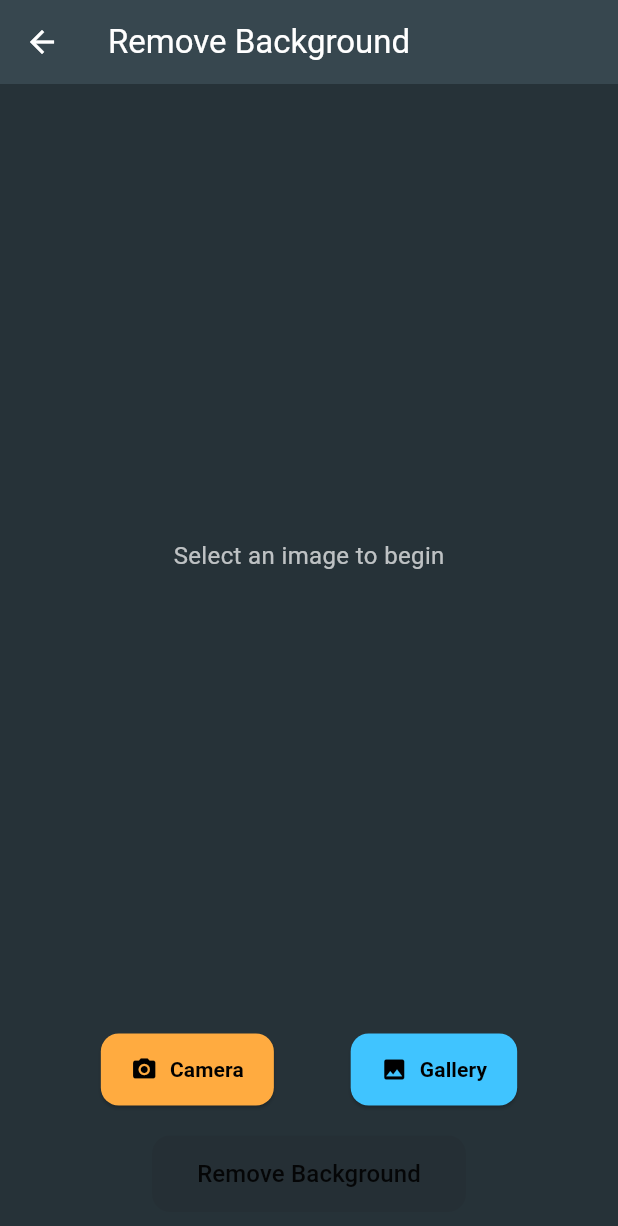
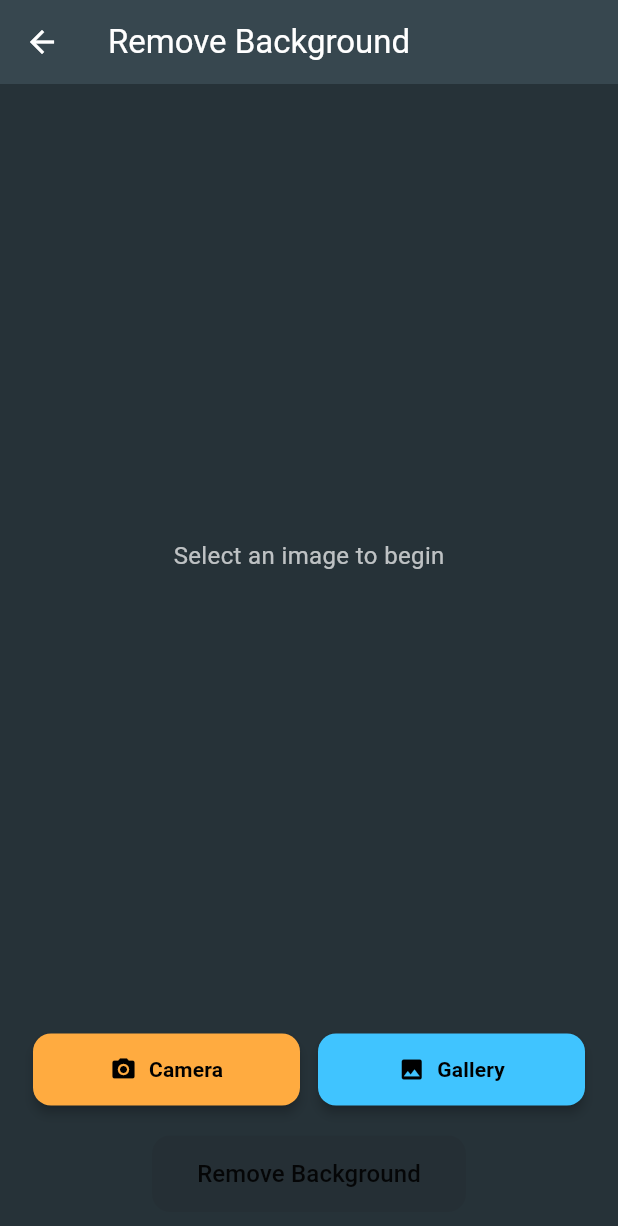
Before and after one commit to muhammadhassanmahar/Background-Remover-App, a Flutter app: the BackgroundRemoverScreen screen opened by its route, on a phone screen of 412 x 824 dp. Shown: the top 1226 px of the screen. Run offline on Flutter 3.47's test engine with Material 3 defaults, Android fonts, the phone set to English and light mode, and no system bars; our stand-ins replace image_picker.

Commit message:
your commit message

```diff
--- a/lib/widgets/image_picker_buttons.dart
+++ b/lib/widgets/image_picker_buttons.dart
@@ -15,35 +15,58 @@ class ImagePickerButtons extends StatelessWidget {
     return Row(
       mainAxisAlignment: MainAxisAlignment.spaceEvenly,
       children: [
-        ElevatedButton.icon(
+        // ✅ Camera Button
+        Expanded(
+          child: Padding(
+            padding: const EdgeInsets.symmetric(horizontal: 6),
+            child: ElevatedButton.icon(
               style: ElevatedButton.styleFrom(
                 backgroundColor: Colors.orangeAccent,
-            padding: const EdgeInsets.symmetric(vertical: 14, horizontal: 20),
+                padding:
+                    const EdgeInsets.symmetric(vertical: 14, horizontal: 12),
                 shape: RoundedRectangleBorder(
                   borderRadius: BorderRadius.circular(12),
                 ),
+                elevation: 3,
               ),
               icon: const Icon(Icons.camera_alt, color: Colors.black),
               label: const Text(
                 "Camera",
-            style: TextStyle(color: Colors.black, fontWeight: FontWeight.bold),
+                style: TextStyle(
+                  color: Colors.black,
+                  fontWeight: FontWeight.bold,
+                ),
               ),
               onPressed: onCameraTap,
             ),
-        ElevatedButton.icon(
+          ),
+        ),
+
+        // ✅ Gallery Button
+        Expanded(
+          child: Padding(
+            padding: const EdgeInsets.symmetric(horizontal: 6),
+            child: ElevatedButton.icon(
               style: ElevatedButton.styleFrom(
                 backgroundColor: Colors.lightBlueAccent,
-            padding: const EdgeInsets.symmetric(vertical: 14, horizontal: 20),
+                padding:
+                    const EdgeInsets.symmetric(vertical: 14, horizontal: 12),
                 shape: RoundedRectangleBorder(
                   borderRadius: BorderRadius.circular(12),
                 ),
+                elevation: 3,
               ),
               icon: const Icon(Icons.photo, color: Colors.black),
               label: const Text(
                 "Gallery",
-            style: TextStyle(color: Colors.black, fontWeight: FontWeight.bold),
+                style: TextStyle(
+                  color: Colors.black,
+                  fontWeight: FontWeight.bold,
+                ),
               ),
               onPressed: onGalleryTap,
+            ),
+          ),
         ),
       ],
     );
```
Lines whose indentation alone changed are shown as unchanged.
